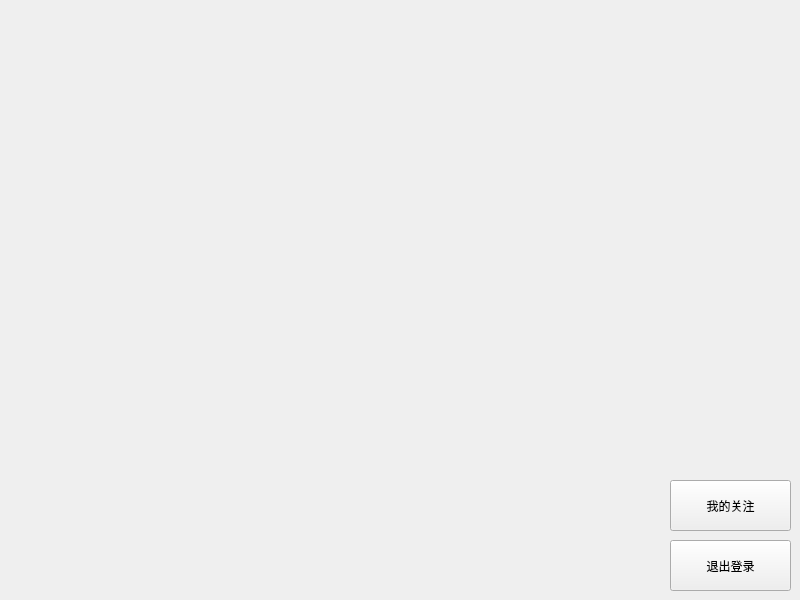
Before: the Qt Designer form Shwitter/widget.ui in leverimmy/Shwitter, drawn with Qt 5.
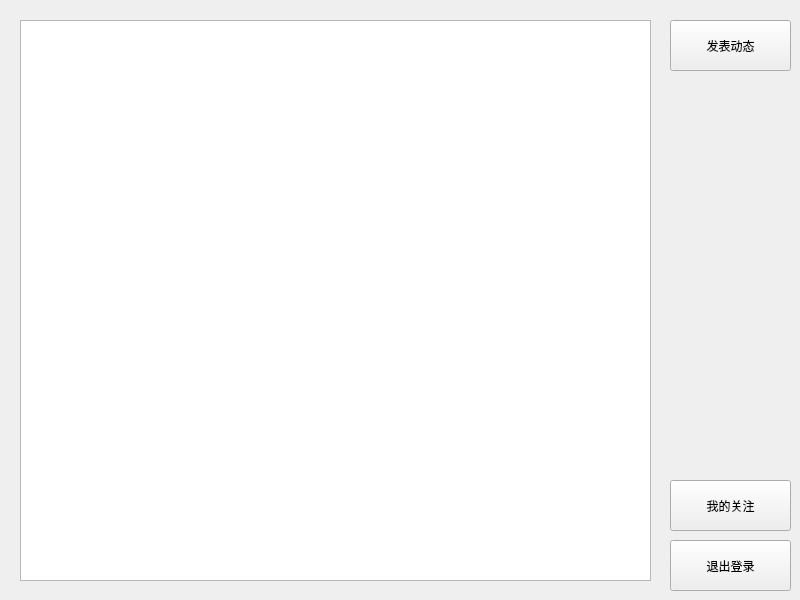
After: the same form once the commit is applied. The open tabs and pages were chosen to show the change.

Commit message: chore: refactored code - split classcustomListItemWidget

Patch:
```diff
--- a/Shwitter/widget.ui
+++ b/Shwitter/widget.ui
@@ -228,6 +228,29 @@
       <string>我的关注</string>
      </property>
     </widget>
+    <widget class="QListView" name="listView">
+     <property name="geometry">
+      <rect>
+       <x>20</x>
+       <y>20</y>
+       <width>631</width>
+       <height>561</height>
+      </rect>
+     </property>
+    </widget>
+    <widget class="QPushButton" name="postButton">
+     <property name="geometry">
+      <rect>
+       <x>670</x>
+       <y>20</y>
+       <width>121</width>
+       <height>51</height>
+      </rect>
+     </property>
+     <property name="text">
+      <string>发表动态</string>
+     </property>
+    </widget>
    </widget>
    <widget class="QWidget" name="helpPage">
     <widget class="QPushButton" name="backButton_2">
```
Left out of the diff: 2 changed lines with no effect on the pictures. The commit also changes 5 other files.
